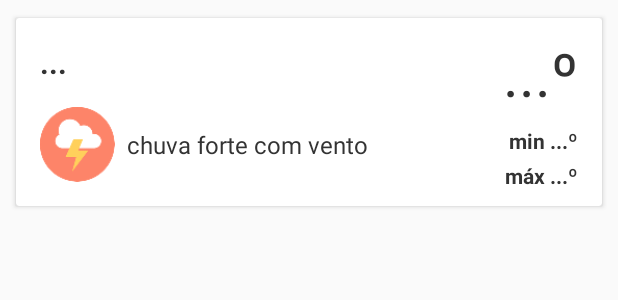
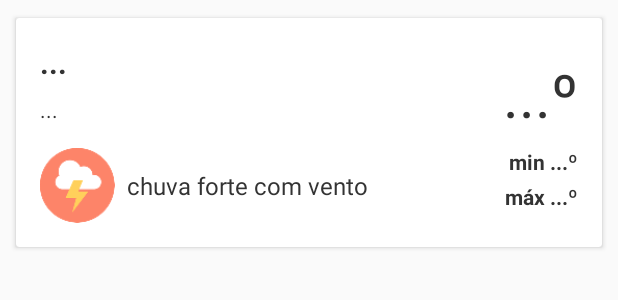
Before and after one commit to paulovitorns/Vai-chover, an Android app: the layout view_weather_row.xml on its own in the app's theme, with its tools: preview values and no code run, on a phone screen of 412 x 824 dp. Shown: the top 300 px of the screen. Run offline under Robolectric (Android 15) with nearby library versions, the phone set to English and light mode, and no system bars.

```diff
--- a/app/app/src/main/java/br/com/vaichover/util/Utils.java
+++ b/app/app/src/main/java/br/com/vaichover/util/Utils.java
@@ -74,4 +74,7 @@ public class Utils {
 
         return (gps_enabled || network_enabled) ? true : false;
     }
+
+
+
 }
--- a/app/app/src/main/res/layout/view_weather_row.xml
+++ b/app/app/src/main/res/layout/view_weather_row.xml
@@ -39,6 +39,15 @@
                 android:textColor="@color/grey"
                 android:textStyle="bold"
                 android:textSize="@dimen/font_big"/>
+
+            <TextView
+                android:id="@+id/txDistanceFromMe"
+                android:layout_width="wrap_content"
+                android:layout_height="wrap_content"
+                android:layout_marginTop="@dimen/margin_small"
+                android:text="@string/default_var"
+                android:textColor="@color/grey"
+                android:textSize="@dimen/font_normal"/>
 
             <LinearLayout
                 android:orientation="horizontal"
```
Also changed, not shown: app/app/src/main/java/br/com/vaichover/model/OpenWeatherMap.java (+18 -0 lines), app/app/src/main/java/br/com/vaichover/model/OpenWeatherMapResult.java (+25 -1 lines), app/app/src/main/java/br/com/vaichover/ui/adapter/WeatherAdapter.java (+8 -6 lines), app/app/src/main/java/br/com/vaichover/ui/presenter/impl/WeatherListPresenterImpl.java (+10 -0 lines).
